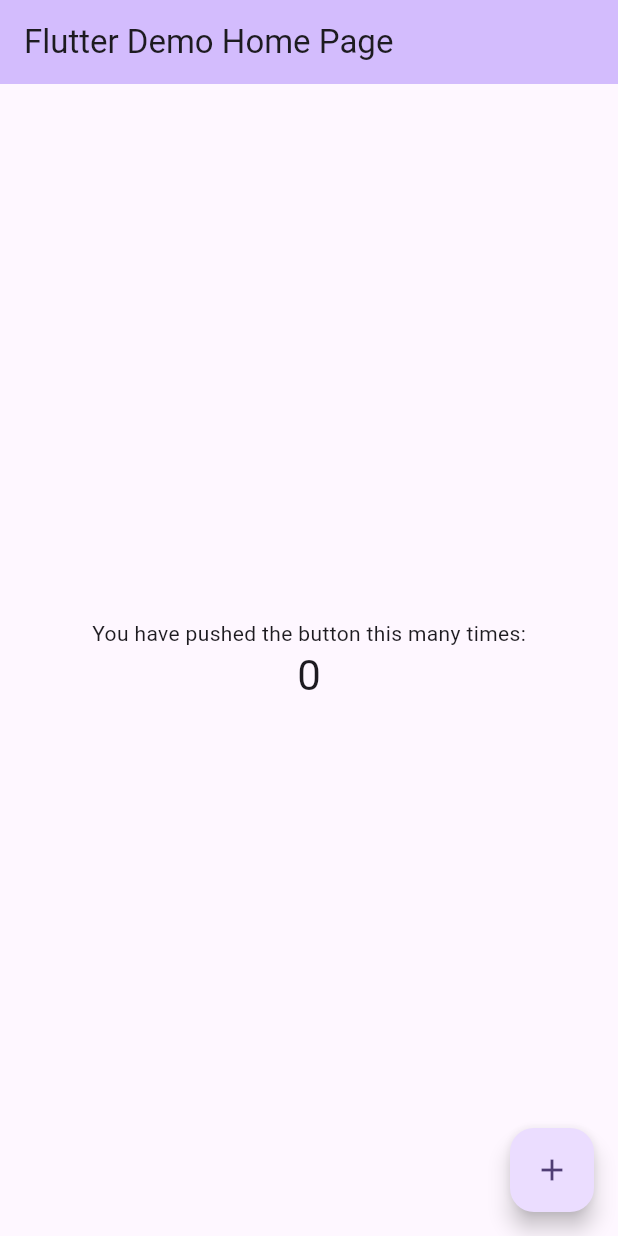
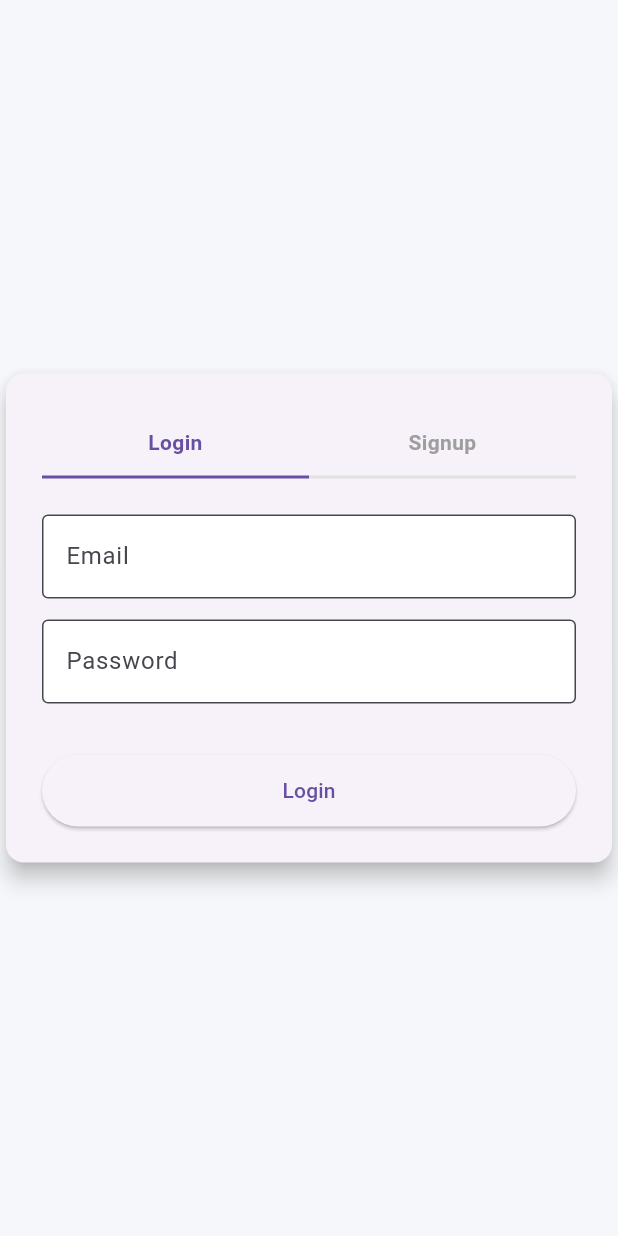
Before and after one commit to Nishiv15/GearGuard, a Flutter app: the screen it shows after launch, on a phone screen of 412 x 824 dp. Run offline on Flutter 3.47's test engine with Material 3 defaults, Android fonts, the light colour scheme and no system bars.

Commit message:
added login/signup

```diff
--- a/frontend_gearguard/lib/main.dart
+++ b/frontend_gearguard/lib/main.dart
@@ -1,125 +1,40 @@
 import 'package:flutter/material.dart';
+import 'widgets/auth_widget.dart';
 
 void main() {
-  runApp(const MyApp());
+  runApp(const GearGuardApp());
 }
 
-class MyApp extends StatelessWidget {
-  const MyApp({super.key});
+class GearGuardApp extends StatelessWidget {
+  const GearGuardApp({super.key});
 
-  // This widget is the root of your application.
   @override
   Widget build(BuildContext context) {
     return MaterialApp(
-      title: 'Flutter Demo',
+      title: 'GearGuard',
+      debugShowCheckedModeBanner: false,
       theme: ThemeData(
-        // This is the theme of your application.
-        //
-        // TRY THIS: Try running your application with "flutter run". You'll see
-        // the application has a purple toolbar. Then, without quitting the app,
-        // try changing the seedColor in the colorScheme below to Colors.green
-        // and then invoke "hot reload" (save your changes or press the "hot
-        // reload" button in a Flutter-supported IDE, or press "r" if you used
-        // the command line to start the app).
-        //
-        // Notice that the counter didn't reset back to zero; the application
-        // state is not lost during the reload. To reset the state, use hot
-        // restart instead.
-        //
-        // This works for code too, not just values: Most code changes can be
-        // tested with just a hot reload.
-        colorScheme: ColorScheme.fromSeed(seedColor: Colors.deepPurple),
-        useMaterial3: true,
+        primarySwatch: Colors.blue,
+        scaffoldBackgroundColor: const Color(0xFFF5F7FA),
+        inputDecorationTheme: const InputDecorationTheme(
+          filled: true,
+          fillColor: Colors.white,
+        ),
       ),
-      home: const MyHomePage(title: 'Flutter Demo Home Page'),
+      home: const AuthScreen(),
     );
   }
 }
 
-class MyHomePage extends StatefulWidget {
-  const MyHomePage({super.key, required this.title});
-
-  // This widget is the home page of your application. It is stateful, meaning
-  // that it has a State object (defined below) that contains fields that affect
-  // how it looks.
-
-  // This class is the configuration for the state. It holds the values (in this
-  // case the title) provided by the parent (in this case the App widget) and
-  // used by the build method of the State. Fields in a Widget subclass are
-  // always marked "final".
-
-  final String title;
-
-  @override
-  State<MyHomePage> createState() => _MyHomePageState();
-}
-
-class _MyHomePageState extends State<MyHomePage> {
-  int _counter = 0;
-
-  void _incrementCounter() {
-    setState(() {
-      // This call to setState tells the Flutter framework that something has
-      // changed in this State, which causes it to rerun the build method below
-      // so that the display can reflect the updated values. If we changed
-      // _counter without calling setState(), then the build method would not be
-      // called again, and so nothing would appear to happen.
-      _counter++;
-    });
-  }
+class AuthScreen extends StatelessWidget {
+  const AuthScreen({super.key});
 
   @override
   Widget build(BuildContext context) {
-    // This method is rerun every time setState is called, for instance as done
-    // by the _incrementCounter method above.
-    //
-    // The Flutter framework has been optimized to make rerunning build methods
-    // fast, so that you can just rebuild anything that needs updating rather
-    // than having to individually change instances of widgets.
-    return Scaffold(
-      appBar: AppBar(
-        // TRY THIS: Try changing the color here to a specific color (to
-        // Colors.amber, perhaps?) and trigger a hot reload to see the AppBar
-        // change color while the other colors stay the same.
-        backgroundColor: Theme.of(context).colorScheme.inversePrimary,
-        // Here we take the value from the MyHomePage object that was created by
-        // the App.build method, and use it to set our appbar title.
-        title: Text(widget.title),
+    return const Scaffold(
+      body: SafeArea(
+        child: AuthWidget(),
       ),
-      body: Center(
-        // Center is a layout widget. It takes a single child and positions it
-        // in the middle of the parent.
-        child: Column(
-          // Column is also a layout widget. It takes a list of children and
-          // arranges them vertically. By default, it sizes itself to fit its
-          // children horizontally, and tries to be as tall as its parent.
-          //
-          // Column has various properties to control how it sizes itself and
-          // how it positions its children. Here we use mainAxisAlignment to
-          // center the children vertically; the main axis here is the vertical
-          // axis because Columns are vertical (the cross axis would be
-          // horizontal).
-          //
-          // TRY THIS: Invoke "debug painting" (choose the "Toggle Debug Paint"
-          // action in the IDE, or press "p" in the console), to see the
-          // wireframe for each widget.
-          mainAxisAlignment: MainAxisAlignment.center,
-          children: <Widget>[
-            const Text(
-              'You have pushed the button this many times:',
-            ),
-            Text(
-              '$_counter',
-              style: Theme.of(context).textTheme.headlineMedium,
-            ),
-          ],
-        ),
-      ),
-      floatingActionButton: FloatingActionButton(
-        onPressed: _incrementCounter,
-        tooltip: 'Increment',
-        child: const Icon(Icons.add),
-      ), // This trailing comma makes auto-formatting nicer for build methods.
     );
   }
 }
--- /dev/null
+++ b/frontend_gearguard/lib/widgets/auth_widget.dart
@@ -0,0 +1,174 @@
+import 'package:flutter/material.dart';
+
+class AuthWidget extends StatefulWidget {
+  const AuthWidget({super.key});
+
+  @override
+  State<AuthWidget> createState() => _AuthWidgetState();
+}
+
+class _AuthWidgetState extends State<AuthWidget> {
+  bool isLogin = true;
+  final _formKey = GlobalKey<FormState>();
+  final TextEditingController companyController = TextEditingController();
+  final TextEditingController managerController = TextEditingController();
+  final TextEditingController emailController = TextEditingController();
+  final TextEditingController passwordController = TextEditingController();
+  final TextEditingController confirmPasswordController =
+      TextEditingController();
+
+  @override
+  Widget build(BuildContext context) {
+    return Center(
+      child: Card(
+        elevation: 6,
+        shape: RoundedRectangleBorder(borderRadius: BorderRadius.circular(12)),
+        child: Padding(
+          padding: const EdgeInsets.all(24),
+          child: SizedBox(
+            width: 380,
+            child: Column(
+              mainAxisSize: MainAxisSize.min,
+              children: [
+                // Toggle Buttons
+                Row(
+                  mainAxisAlignment: MainAxisAlignment.center,
+                  children: [
+                    _toggleButton("Login", true),
+                    _toggleButton("Signup", false),
+                  ],
+                ),
+                const SizedBox(height: 24),
+
+                Form(
+                  key: _formKey,
+                  child: Column(
+                    children: [
+                      if (!isLogin)
+                        _textField(
+                          controller: companyController,
+                          label: "Company Name",
+                        ),
+                      if (!isLogin)
+                        _textField(
+                          controller: managerController,
+                          label: "Name",
+                        ),
+                      _textField(
+                        controller: emailController,
+                        label: "Email",
+                        keyboardType: TextInputType.emailAddress,
+                        validator: (value) {
+                          if (value == null || value.isEmpty) {
+                            return "Email is required";
+                          }
+                          if (!RegExp(r'\S+@\S+\.\S+').hasMatch(value)) {
+                            return "Enter a valid email";
+                          }
+                          return null;
+                        },
+                      ),
+                      _textField(
+                        controller: passwordController,
+                        label: "Password",
+                        obscureText: true,
+                        validator: (value) {
+                          if (value == null || value.length < 6) {
+                            return "Password must be at least 6 characters";
+                          }
+                          return null;
+                        },
+                      ),
+                      if (!isLogin)
+                        _textField(
+                          controller: confirmPasswordController,
+                          label: "Re-enter Password",
+                          obscureText: true,
+                          validator: (value) {
+                            if (value != passwordController.text) {
+                              return "Passwords do not match";
+                            }
+                            return null;
+                          },
+                        ),
+                      const SizedBox(height: 20),
+
+                      ElevatedButton(
+                        onPressed: () {
+                          if (_formKey.currentState!.validate()) {
+                            // TODO: connect API later
+                            debugPrint(
+                                isLogin ? "Login Success" : "Signup Success");
+                          }
+                        },
+                        style: ElevatedButton.styleFrom(
+                          minimumSize: const Size(double.infinity, 48),
+                        ),
+                        child: Text(isLogin ? "Login" : "Signup"),
+                      )
+                    ],
+                  ),
+                )
+              ],
+            ),
+          ),
+        ),
+      ),
+    );
+  }
+
+  Widget _toggleButton(String text, bool loginMode) {
+    return Expanded(
+      child: GestureDetector(
+        onTap: () => setState(() => isLogin = loginMode),
+        child: Container(
+          padding: const EdgeInsets.symmetric(vertical: 12),
+          decoration: BoxDecoration(
+            border: Border(
+              bottom: BorderSide(
+                width: 2,
+                color: isLogin == loginMode
+                    ? Theme.of(context).primaryColor
+                    : Colors.grey.shade300,
+              ),
+            ),
+          ),
+          child: Text(
+            text,
+            textAlign: TextAlign.center,
+            style: TextStyle(
+              fontWeight: FontWeight.bold,
+              color: isLogin == loginMode
+                  ? Theme.of(context).primaryColor
+                  : Colors.grey,
+            ),
+          ),
+        ),
+      ),
+    );
+  }
+
+  Widget _textField({
+    required TextEditingController controller,
+    required String label,
+    bool obscureText = false,
+    TextInputType keyboardType = TextInputType.text,
+    String? Function(String?)? validator,
+  }) {
+    return Padding(
+      padding: const EdgeInsets.only(bottom: 14),
+      child: TextFormField(
+        controller: controller,
+        obscureText: obscureText,
+        keyboardType: keyboardType,
+        validator: validator ??
+            (value) =>
+                value == null || value.isEmpty ? "$label is required" : null,
+        decoration: InputDecoration(
+          labelText: label,
+          border: const OutlineInputBorder(),
+        ),
+      ),
+    );
+  }
+}
```
Also changed, not shown: frontend_gearguard/pubspec.lock.
